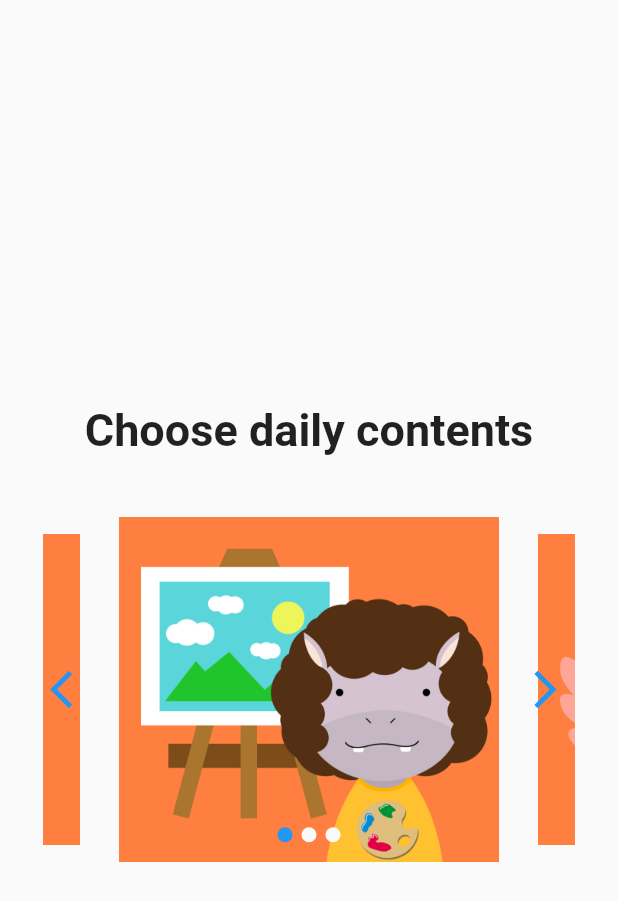
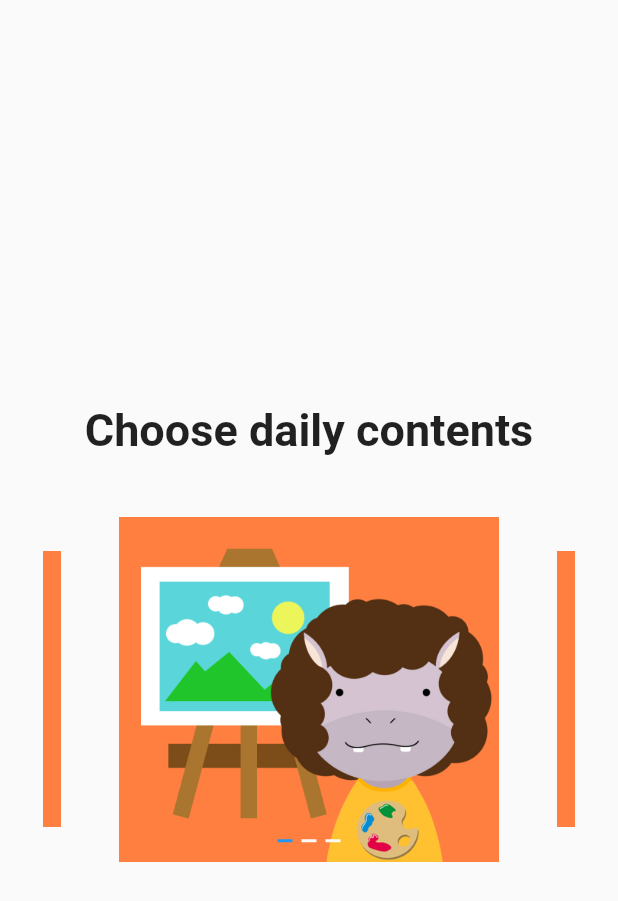
Before and after one commit to Earndu/EarnduFront, a Flutter app: the screen it shows after launch, after a tap on "Log in", on a phone screen of 412 x 824 dp. Shown: the top 901 px of the screen. Run offline on Flutter 3.47's test engine with Material 2 defaults, Android fonts, the phone set to English and light mode, and no system bars; our stand-ins replace auto_size_text, fl_chart, flutter_swiper; missing offline and left inert: cupertino_date_textbox.

Commit message:
image fix

```diff
--- a/lib/src/select.dart
+++ b/lib/src/select.dart
@@ -1,6 +1,8 @@
 import 'package:flutter/material.dart';
 import 'mainPage.dart';
 import 'package:flutter_swiper/flutter_swiper.dart';
+
+import 'mainPage.dart';
 
 class selectData {
   final String selData;
@@ -68,10 +70,10 @@ class _selectPage extends State<selectPage> {
                   child: Padding(
                     padding: EdgeInsets.all(10),
                     child: Swiper(
-                      scale: 0.9,
+                      scale: 0.8,
                       viewportFraction: 0.75,
-                      control: SwiperControl(),
-                      pagination: SwiperPagination(),
+                      pagination:
+                          SwiperPagination(builder: SwiperPagination.rect),
                       itemCount: imgList.length,
                       itemBuilder: (BuildContext context, int index) {
                         return Image.asset(
@@ -81,6 +83,10 @@ class _selectPage extends State<selectPage> {
                       },
                       itemWidth: 300.0,
                       itemHeight: 300.0,
+                      onTap: (int index) {
+                        Navigator.of(context).push(MaterialPageRoute(
+                            builder: (context) => mainPage()));
+                      },
                     ),
                   ),
                 ),
--- a/lib/src/selectImage.dart
+++ b/lib/src/selectImage.dart
@@ -25,6 +25,10 @@ class selectImage extends StatelessWidget {
                 margin: const EdgeInsets.only(
                     top: 0, bottom: 20, left: 3, right: 3),
                 decoration: BoxDecoration(
+                    image: DecorationImage(
+                      image: AssetImage('image/Elephant_1.png'),
+                      fit: BoxFit.fill,
+                    ),
                     borderRadius: BorderRadius.circular(100),
                     boxShadow: [
                       BoxShadow(
@@ -35,7 +39,6 @@ class selectImage extends StatelessWidget {
                     ],
                     color: const Color(0xffff7f41)),
                 child: InkWell(
-                  child: Image.asset('image/Elephant_1.png'),
                   onTap: () {
                     Navigator.pop(context, 'image/Elephant_1.png');
                   },
```
Also changed, not shown: lib/src/signup.dart (+2 -5 lines), 1 other file.
